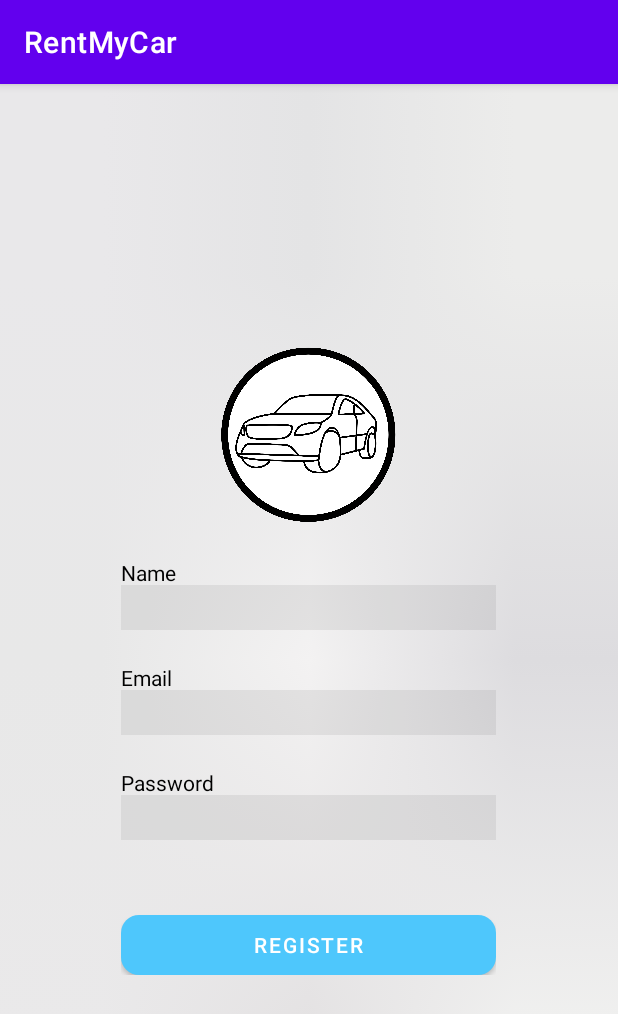
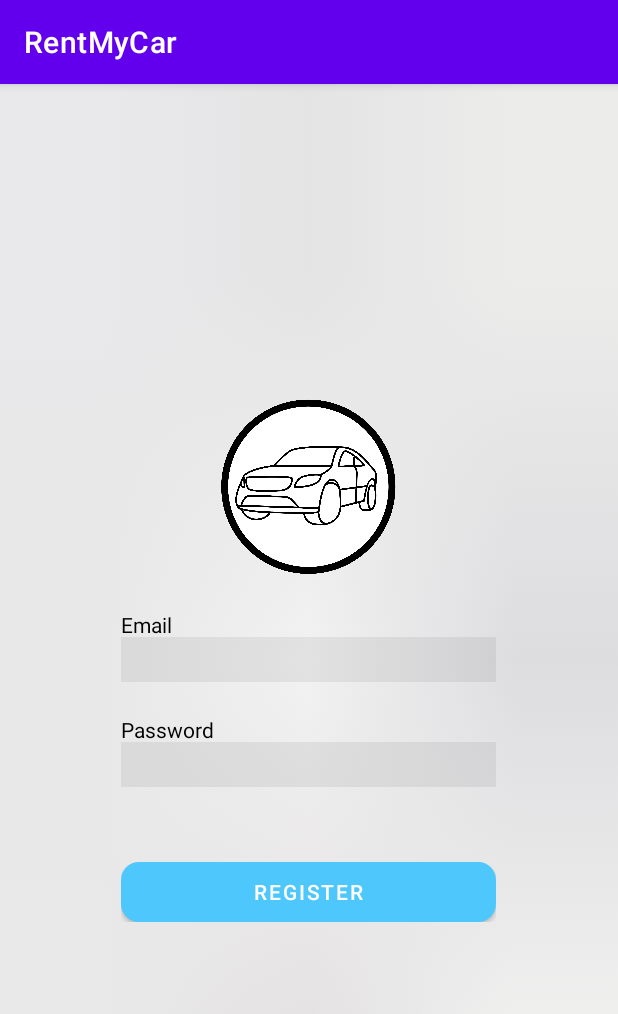
Before and after one commit to gerardstn/RMC-Android, an Android app: the RegisterActivity screen opened directly, with no data from a screen before it, on a phone screen of 412 x 824 dp. Shown: the top 1014 px of the screen. Run offline under Robolectric (Android 15) with nearby library versions, the phone set to English and light mode, and no system bars.

Commit message:
Register layout fixed, name was not used so removed.

```diff
--- a/app/src/main/res/layout/register_layout.xml
+++ b/app/src/main/res/layout/register_layout.xml
@@ -15,31 +15,7 @@
         tools:layout_editor_absoluteX="139dp"
         tools:layout_editor_absoluteY="48dp" />
 
-    <EditText
-        android:id="@+id/et_name"
-        android:textColor="#000000"
-        android:background="#11000000"
-        android:layout_width="250dp"
-        android:layout_height="30dp"
-        android:layout_below="@id/iv_user"
-        android:layout_centerHorizontal="true"
-        android:layout_marginTop="40dp"
-        android:ems="10"
-        android:inputType="textPersonName"
-       />
 
-    <TextView
-        android:id="@+id/tv_name"
-        android:layout_width="wrap_content"
-        android:layout_height="wrap_content"
-        android:layout_alignLeft="@id/et_name"
-        android:layout_alignStart="@id/et_name"
-        android:layout_below="@id/iv_user"
-        android:layout_marginTop="22dp"
-        android:text="Name"
-        android:textColor="#000000"
-        android:textSize="14sp"
-        />
 
     <EditText
         android:id="@+id/et_reg_email"
@@ -47,7 +23,7 @@
         android:background="#11000000"
         android:layout_width="250dp"
         android:layout_height="30dp"
-        android:layout_below="@id/et_name"
+        android:layout_below="@id/iv_user"
         android:layout_centerHorizontal="true"
         android:layout_marginTop="40dp"
         android:ems="10"
@@ -60,7 +36,7 @@
         android:layout_height="wrap_content"
         android:layout_alignLeft="@id/et_reg_email"
         android:layout_alignStart="@id/et_reg_email"
-        android:layout_below="@id/et_name"
+        android:layout_below="@id/iv_user"
         android:layout_marginTop="22dp"
         android:text="Email"
         android:textColor="#000000"
```
